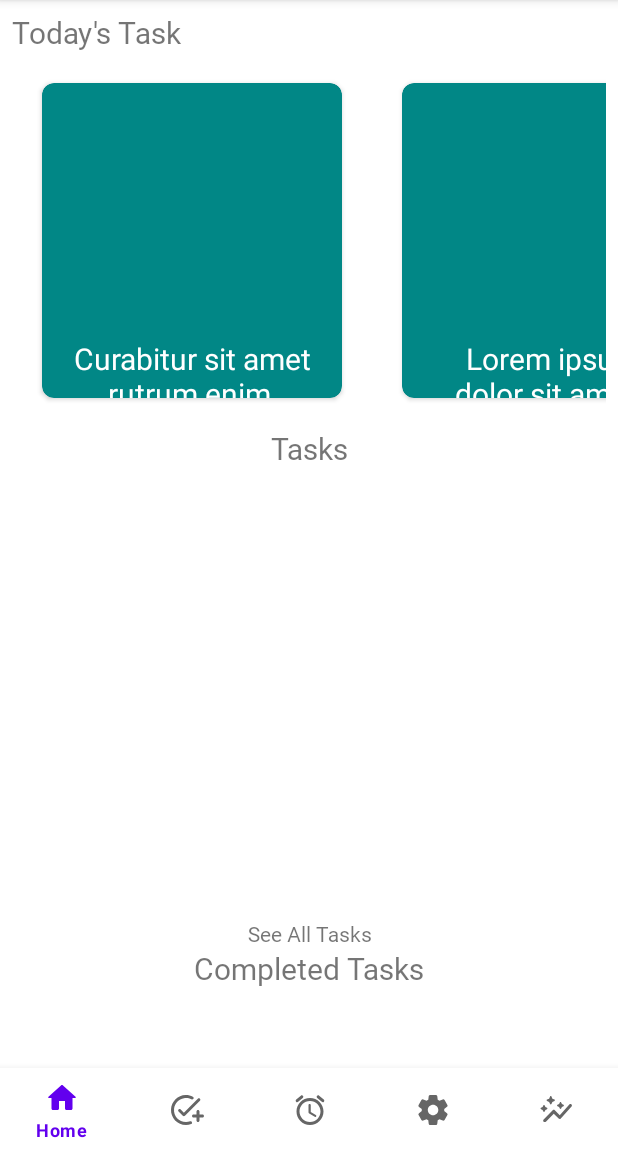
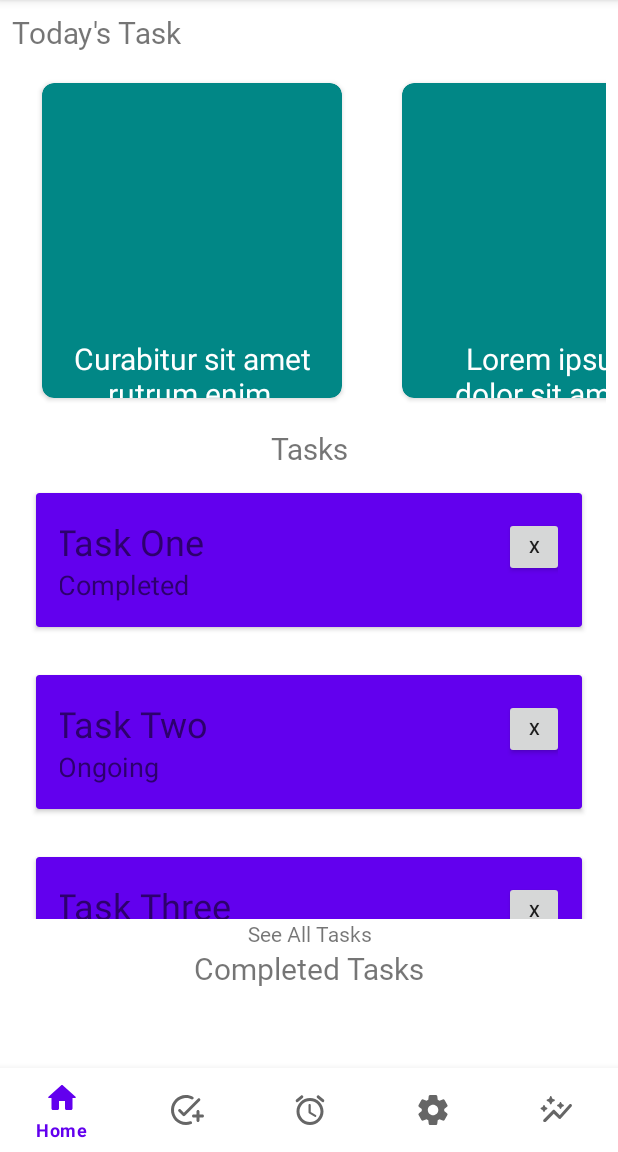
Before and after one commit to PatriciaIvee/kodego_pomodoro_application, an Android app: the screen it shows after launch (MainActivity), on a phone screen of 412 x 824 dp, the part 84-1236 px from its top. Run offline under Robolectric (Android 15) with nearby library versions, the light colour scheme and no system bars; our stand-ins replace navigation-ui; 1 statement that could not run was skipped.

Commit message:
Changed id name line 34 fragment_set_task.xml Added task mini recycler view line 64-72 HomeFragment.kt
Added init that contains sample tasks
line 52 HomeFragment.kt
line  76-81 HomeFragment.kt
Added task Adapter line 55  HomeFragment.kt

Changed Log.d Carousel Adapter to HorizontalRecyclerAdapter line 57 HomeFragment.kt

Added tasks ArrayList HomeFragment.kt

Added itemTouchHelper for SwipeCallBack HomeFragment.kt

Added SwipeCallBack.kt for recyclerview

Added TaskAdapter.kt

Added card-view recycler for Tasks task_item.xml

Added Model Class Task.kt

```diff
--- a/app/src/main/java/ph/kodego/leones/patricia/ivee/pomodoroapplication/adapter/HorizontalRecyclerAdapter.kt
+++ b/app/src/main/java/ph/kodego/leones/patricia/ivee/pomodoroapplication/adapter/HorizontalRecyclerAdapter.kt
@@ -8,15 +8,15 @@ import androidx.recyclerview.widget.RecyclerView
 import ph.kodego.leones.patricia.ivee.pomodoroapplication.R
 
 class HorizontalRecyclerAdapter(private val horizontalRecyclerDataList: ArrayList<String>) :
-    RecyclerView.Adapter<HorizontalRecyclerAdapter.CarouselItemViewHolder>() {
-    class CarouselItemViewHolder(view: View) : RecyclerView.ViewHolder(view)
+    RecyclerView.Adapter<HorizontalRecyclerAdapter.HorizontalRecyclerItemViewHolder>() {
+    class HorizontalRecyclerItemViewHolder(view: View) : RecyclerView.ViewHolder(view)
 
-    override fun onCreateViewHolder(parent: ViewGroup, viewType: Int): CarouselItemViewHolder {
+    override fun onCreateViewHolder(parent: ViewGroup, viewType: Int): HorizontalRecyclerItemViewHolder {
         val viewHolder = LayoutInflater.from(parent.context).inflate(R.layout.horizontal_recycler_item, parent, false)
-        return CarouselItemViewHolder(viewHolder)
+        return HorizontalRecyclerItemViewHolder(viewHolder)
     }
 
-    override fun onBindViewHolder(holder: CarouselItemViewHolder, position: Int) {
+    override fun onBindViewHolder(holder: HorizontalRecyclerItemViewHolder, position: Int) {
         val textView = holder.itemView.findViewById<TextView>(R.id.textview)
         textView.text = horizontalRecyclerDataList[position]
     }
--- /dev/null
+++ b/app/src/main/java/ph/kodego/leones/patricia/ivee/pomodoroapplication/adapter/TaskAdapter.kt
@@ -0,0 +1,95 @@
+package ph.kodego.leones.patricia.ivee.pomodoroapplication.adapter
+
+import android.app.Activity
+import android.view.LayoutInflater
+import android.view.View
+import android.view.ViewGroup
+import androidx.recyclerview.widget.RecyclerView
+import com.google.android.material.snackbar.Snackbar
+import ph.kodego.leones.patricia.ivee.pomodoroapplication.databinding.TaskItemBinding
+import ph.kodego.leones.patricia.ivee.pomodoroapplication.model.Task
+
+class TaskAdapter(var tasks: ArrayList<Task>)
+    : RecyclerView.Adapter<TaskAdapter.TaskViewHolder>() {
+
+    fun addTask(task:Task){
+        tasks.add(0,task)
+        notifyItemInserted(0)
+    }
+
+    fun removeTask(position: Int){
+        tasks.removeAt(position)
+        notifyItemRemoved(position)
+    }
+
+    fun editTask(newTasks:ArrayList<Task>){
+        tasks.clear()
+        tasks.addAll(newTasks)
+        notifyDataSetChanged()
+
+    }
+
+    fun completedTask(task: Task){
+        if (task.status == "Completed"){
+            TODO()
+        }
+    }
+
+    override fun getItemCount(): Int {
+        return tasks.size
+    }
+
+    override fun onCreateViewHolder(
+//        Sets layout per line (row)
+        parent: ViewGroup,
+        viewtype: Int
+    ):TaskAdapter.TaskViewHolder {
+         val itemBinding = TaskItemBinding //ItemAccountBinding
+             .inflate(
+                 LayoutInflater.from(parent.context),
+                 parent,false)
+        return TaskViewHolder(itemBinding)
+    }
+
+    override fun onBindViewHolder(holder :TaskAdapter.TaskViewHolder,
+    position:Int){
+
+        holder.bindTask(tasks[position])
+    }
+
+    inner class TaskViewHolder(private val itemBinding :TaskItemBinding)
+        : RecyclerView.ViewHolder(itemBinding.root), View.OnClickListener{
+
+            private var task = Task()
+
+            init {
+                itemView.setOnClickListener(this)
+            }
+
+            fun bindTask(task:Task){
+                this.task = task
+
+                itemBinding.taskName.text ="${task.taskName}"
+                itemBinding.taskStatus.text = "${task.status}"
+                itemBinding.deleteRowButton.setOnClickListener {
+                    Snackbar.make(itemBinding.root,
+                        "Delete by Button",
+                        Snackbar.LENGTH_SHORT
+                    ).show()
+
+                    removeTask(adapterPosition)
+//                   removeTask(bindingAdapterPosition)
+                }
+            }
+
+        override fun onClick(v: View?) {
+            Snackbar.make(itemBinding.root,
+                "${task.taskName},${task.status}",
+                Snackbar.LENGTH_SHORT
+                ).show()
+        }
+
+    }
+
+
+}
--- a/app/src/main/java/ph/kodego/leones/patricia/ivee/pomodoroapplication/fragments/HomeFragment.kt
+++ b/app/src/main/java/ph/kodego/leones/patricia/ivee/pomodoroapplication/fragments/HomeFragment.kt
@@ -1,26 +1,33 @@
 package ph.kodego.leones.patricia.ivee.pomodoroapplication.fragments
 
+import android.app.Activity
 import android.os.Bundle
 import android.util.Log
 import android.view.LayoutInflater
 import android.view.View
 import android.view.ViewGroup
 import androidx.fragment.app.Fragment
+import androidx.recyclerview.widget.ItemTouchHelper
 import androidx.recyclerview.widget.LinearLayoutManager
 import ph.kodego.leones.patricia.ivee.pomodoroapplication.adapter.HorizontalRecyclerAdapter
+import ph.kodego.leones.patricia.ivee.pomodoroapplication.adapter.TaskAdapter
 import ph.kodego.leones.patricia.ivee.pomodoroapplication.databinding.FragmentHomeBinding
+import ph.kodego.leones.patricia.ivee.pomodoroapplication.model.SwipeCallBack
+import ph.kodego.leones.patricia.ivee.pomodoroapplication.model.Task
 
 class HomeFragment : Fragment() {
 
     private var _binding: FragmentHomeBinding? = null
     private lateinit var horizontalRecyclerAdapter: HorizontalRecyclerAdapter
+    private lateinit var taskAdapter: TaskAdapter
+    private var tasks: ArrayList<Task> = ArrayList()
+    private lateinit var itemTouchHelper: ItemTouchHelper
 
     private val binding get() = _binding!!
 
 
     override fun onCreate(savedInstanceState: Bundle?) {
         super.onCreate(savedInstanceState)
-
 
     }
 
@@ -42,18 +49,35 @@ class HomeFragment : Fragment() {
             "Lorem ipsum dolor sit amet, ",
             "Praesent efficitur ",
         )
+        init()
 
         horizontalRecyclerAdapter = HorizontalRecyclerAdapter(demoData)
+        taskAdapter = TaskAdapter(tasks)
 
-        Log.d("CarouselAdapter", binding.horizontalRecyclerview.adapter.toString())
+        Log.d("HorizontalRecyclerAdapter", binding.horizontalRecyclerview.adapter.toString())
 
         with(binding.horizontalRecyclerview){
             adapter = horizontalRecyclerAdapter
             layoutManager = LinearLayoutManager(context, LinearLayoutManager.HORIZONTAL, false)
 
         }
+        with(binding.tasksMini){
+            adapter = taskAdapter
+            layoutManager = LinearLayoutManager(context,LinearLayoutManager.VERTICAL,false)
+        }
+
+        var swipeCallBack = SwipeCallBack(0, ItemTouchHelper.LEFT or ItemTouchHelper.RIGHT)
+        swipeCallBack.horizontalRecyclerViewAdapter = horizontalRecyclerAdapter
+        itemTouchHelper = ItemTouchHelper(swipeCallBack)
+        itemTouchHelper.attachToRecyclerView(binding.horizontalRecyclerview)
 
         return root
     }
 
+    fun init() {
+        tasks.add(Task("Task One","Completed"))
+        tasks.add(Task("Task Two","Ongoing"))
+        tasks.add(Task("Task Three","Ongoing"))
+    }
+
 }
--- /dev/null
+++ b/app/src/main/java/ph/kodego/leones/patricia/ivee/pomodoroapplication/model/Task.kt
@@ -0,0 +1,19 @@
+package ph.kodego.leones.patricia.ivee.pomodoroapplication.model
+
+import java.sql.Time
+
+class Task (var taskName:String = "Unknown", var status:String = "Unknown") {
+
+    var id: Int = 0
+    var taskDescription : String = ""
+    var taskPriority : String = ""
+    var focusTime : Int = 0
+    var shortBreak : Int = 0
+    var longBreak : Int = 0
+    var timeInterval : Int = 0
+
+    //    constructor for default values (firstname, lastname, profile picture)
+    constructor(): this("","")
+
+
+}
--- a/app/src/main/res/layout/activity_pomodoro_code_feed.xml
+++ b/app/src/main/res/layout/activity_pomodoro_code_feed.xml
@@ -1,5 +1,6 @@
 <?xml version="1.0" encoding="utf-8"?>
-<androidx.constraintlayout.widget.ConstraintLayout xmlns:android="http://schemas.android.com/apk/res/android"
+<androidx.constraintlayout.widget.ConstraintLayout
+    xmlns:android="http://schemas.android.com/apk/res/android"
     xmlns:app="http://schemas.android.com/apk/res-auto"
     xmlns:tools="http://schemas.android.com/tools"
     android:layout_width="match_parent"
--- a/app/src/main/res/layout/fragment_set_task.xml
+++ b/app/src/main/res/layout/fragment_set_task.xml
@@ -31,7 +31,7 @@
             android:layout_marginEnd="32dp"/>
 
         <com.google.android.material.textfield.TextInputLayout
-            android:id="@+id/task_layout"
+            android:id="@+id/task_name_layout"
             style="@style/Widget.MaterialComponents.TextInputLayout.OutlinedBox"
             android:layout_width="match_parent"
             android:layout_height="wrap_content"
--- /dev/null
+++ b/app/src/main/res/layout/task_item.xml
@@ -0,0 +1,54 @@
+<?xml version="1.0" encoding="utf-8"?>
+<androidx.cardview.widget.CardView
+    xmlns:android="http://schemas.android.com/apk/res/android"
+    android:layout_width="match_parent"
+    android:layout_height="wrap_content"
+    xmlns:app="http://schemas.android.com/apk/res-auto"
+    android:layout_margin="@dimen/small_margin"
+    app:cardBackgroundColor="@color/purple_500"
+    >
+    <androidx.constraintlayout.widget.ConstraintLayout
+        android:layout_width="match_parent"
+        android:layout_height="match_parent"
+        android:layout_margin="@dimen/small_margin"
+        >
+        <!--        weightSum creates columns-->
+
+
+        <androidx.appcompat.widget.AppCompatTextView
+            android:id="@+id/task_name"
+            android:layout_width="300dp"
+            android:layout_height="wrap_content"
+            android:textSize="24sp"
+            android:text="Task"
+            app:layout_constraintEnd_toStartOf="@id/delete_row_button"
+            app:layout_constraintStart_toStartOf="parent"
+            app:layout_constraintTop_toTopOf="parent" />
+
+        <androidx.appcompat.widget.AppCompatTextView
+            android:id="@+id/task_status"
+            app:layout_constraintTop_toBottomOf="@id/task_name"
+            app:layout_constraintBottom_toBottomOf="parent"
+            app:layout_constraintStart_toStartOf="parent"
+            app:layout_constraintEnd_toStartOf="@id/delete_row_button"
+            android:layout_width="300dp"
+            android:layout_height="wrap_content"
+            android:text="task status"
+            android:textSize="18sp"
+            />
+
+        <androidx.appcompat.widget.AppCompatButton
+            app:layout_constraintTop_toTopOf="parent"
+            app:layout_constraintStart_toEndOf="@id/task_name"
+            app:layout_constraintEnd_toEndOf="parent"
+            android:id="@+id/delete_row_button"
+            android:layout_width="40dp"
+            android:layout_height="40dp"
+            android:text="@string/x"
+
+            android:textSize="11sp"/>
+
+    </androidx.constraintlayout.widget.ConstraintLayout>
+
+
+</androidx.cardview.widget.CardView>
--- a/app/src/main/res/values/strings.xml
+++ b/app/src/main/res/values/strings.xml
@@ -6,4 +6,5 @@
     <string name="see_all_completed_tasks">See All Completed Tasks</string>
     <string name="completed_tasks">Completed Tasks</string>
     <string name="tasks">Tasks</string>
+    <string name="x">X</string>
 </resources>
```
Also changed, not shown: app/src/main/java/ph/kodego/leones/patricia/ivee/pomodoroapplication/model/SwipeCallBack.kt (added, +65 -0 lines).
